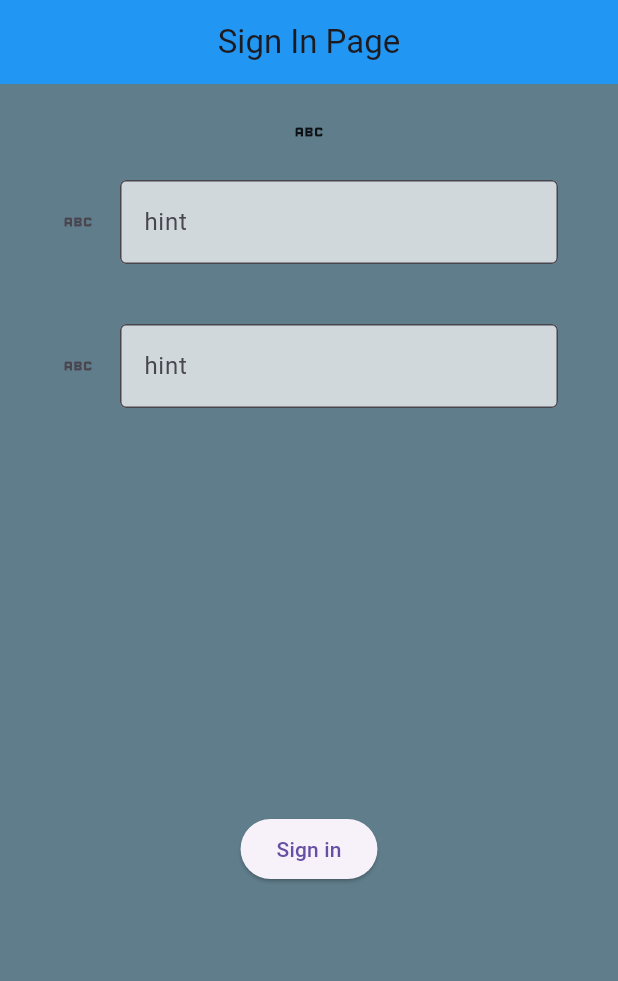
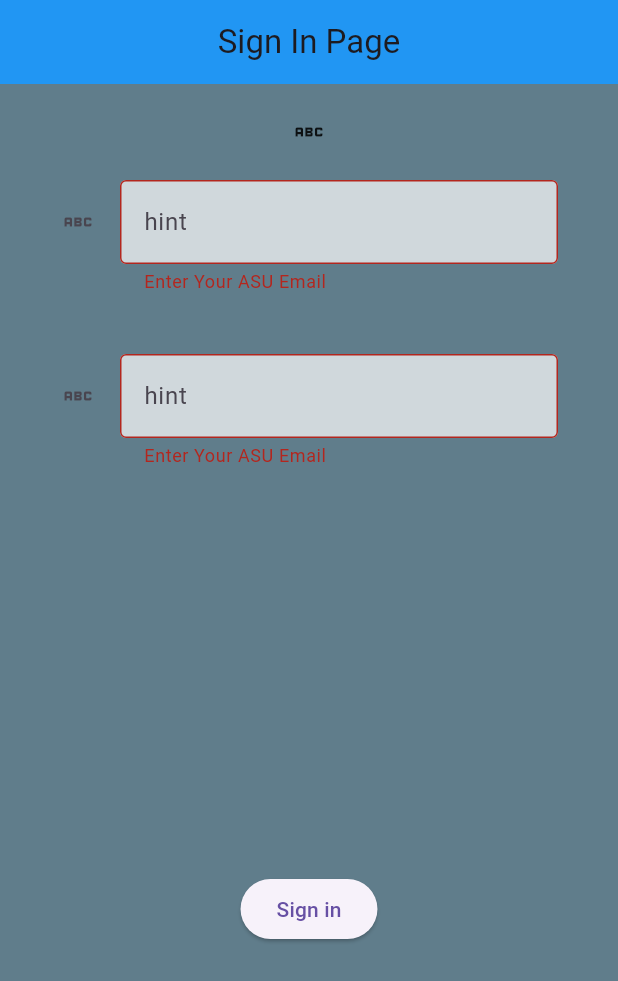
Before and after one commit to mourra950/Mobile_Programming_Final_Project, a Flutter app: the screen it shows after launch, after a tap on "Sign in", on a phone screen of 412 x 824 dp. Shown: the top 981 px of the screen. Run offline on Flutter 3.47's test engine with Material 3 defaults, Android fonts, the phone set to English and light mode, and no system bars; our stand-ins replace firebase_core; accounts and stored records are empty.

Commit message:
Starting on phase 1

```diff
--- /dev/null
+++ b/lib/Signin.dart
@@ -0,0 +1,98 @@
+import 'package:flutter/material.dart';
+
+class Signin extends StatefulWidget {
+  const Signin({super.key});
+
+  @override
+  State<Signin> createState() => _SigninState();
+}
+
+class _SigninState extends State<Signin> {
+  final _formkey = GlobalKey<FormState>();
+  void submit() {
+    final isValid = _formkey.currentState!.validate();
+    if (isValid) {
+      _formkey.currentState!.save();
+    }
+  }
+
+  @override
+  Widget build(BuildContext context) {
+    return Center(
+      child: Scaffold(
+        appBar: AppBar(
+          backgroundColor: Colors.blue,
+          title: const Text("Sign In Page"),
+          centerTitle: true,
+        ),
+        body: Container(
+          color: Colors.blueGrey,
+          child: Padding(
+            padding: EdgeInsets.all(20),
+            child: Center(
+              child: Column(
+                children: [
+                  Icon(Icons.abc),
+                  Form(
+                    key: _formkey,
+                    child: Column(
+                      children: [
+                        Padding(
+                          padding: const EdgeInsets.all(20.0),
+                          child: TextFormField(
+                            validator: (value) {
+                              if (value?.trim().isEmpty == true) {
+                                return ('Enter Your ASU Email');
+                              }
+                              return null;
+                            },
+                            decoration: const InputDecoration(
+                                filled: true,
+                                fillColor: Colors.white70,
+                                border: OutlineInputBorder(),
+                                hintText: "hint",
+                                icon: Icon(Icons.abc)),
+                            onSaved: (value) {
+                              print(value);
+                            },
+                          ),
+                        ),
+                        Padding(
+                          padding: const EdgeInsets.all(20.0),
+                          child: TextFormField(
+                            validator: (value) {
+                              if (value?.trim().isEmpty == true) {
+                                return ('Enter Your ASU Email');
+                              }
+                              return null;
+                            },
+                            decoration: const InputDecoration(
+                                filled: true,
+                                fillColor: Colors.white70,
+                                border: OutlineInputBorder(),
+                                hintText: "hint",
+                                icon: Icon(Icons.abc)),
+                            onSaved: (value) {
+                              print(value);
+                            },
+                          ),
+                        ),
+                        Padding(
+                          padding: const EdgeInsets.fromLTRB(0, 250, 0, 0),
+                          child: ElevatedButton(
+                              onPressed: () {
+                                submit();
+                              }, child: const Text('Sign in')),
+                        )
+                      ],
+                    ),
+                  )
+                ],
+              ),
+            ),
+          ),
+        ),
+      ),
+    );
+  }
+}
--- a/lib/main.dart
+++ b/lib/main.dart
@@ -1,9 +1,15 @@
 import 'package:flutter/material.dart';
 import 'package:untitled/homepage.dart';
-import 'package:untitled/signin.dart';
+import 'package:untitled/Signin.dart';
 import 'package:untitled/signup.dart';
+import 'package:firebase_core/firebase_core.dart';
+import 'firebase_options.dart';
 
-void main() {
+void main() async {
+  WidgetsFlutterBinding.ensureInitialized();
+  await Firebase.initializeApp(
+    options: DefaultFirebaseOptions.currentPlatform,
+  );
   runApp(const MyApp());
 }
 
@@ -12,10 +18,13 @@ class MyApp extends StatelessWidget {
 
   @override
   Widget build(BuildContext context) {
-    return const MaterialApp(
+    return MaterialApp(
       debugShowCheckedModeBanner: false,
       title: "Car Pool",
-      home: signin(),
+      initialRoute: '/Signin',
+      routes: {
+        '/Signin': (context) => Signin(),
+      },
     );
   }
 }
--- a/lib/signin.dart
+++ /dev/null
@@ -1,84 +0,0 @@
-import 'package:flutter/material.dart';
-
-class signin extends StatefulWidget {
-  const signin({super.key});
-
-  @override
-  State<signin> createState() => _signinState();
-}
-
-class _signinState extends State<signin> {
-  TextEditingController con_firstName = TextEditingController();
-  TextEditingController con_secondName = TextEditingController();
-
-  @override
-  Widget build(BuildContext context) {
-    return Scaffold(
-      appBar: AppBar(
-        backgroundColor: Colors.blue,
-        title: Text("Sign In Page"),
-        centerTitle: true,
-      ),
-      body: Container(
-        color: Colors.blueGrey,
-        child: Padding(
-          padding: EdgeInsets.all(20),
-          child: Center(
-            child: Column(
-              children: [
-                Icon(Icons.abc),
-                Form(
-                  child: Column(
-                    children: [
-                      Padding(
-                        padding: const EdgeInsets.all(20.0),
-                        child: TextFormField(
-                          controller: con_firstName,
-                          validator: (value) {
-                            if (value?.trim().isEmpty == false) {
-                              return ('Enter Your ASU Email');
-                            }
-                            return null;
-                          },
-                          decoration: const InputDecoration(
-                              filled: true,
-                              fillColor: Colors.white70,
-                              border: OutlineInputBorder(),
-                              hintText: "hint",
-                              icon: Icon(Icons.abc)),
-                        ),
-                      ),
-                      Padding(
-                        padding: const EdgeInsets.all(20.0),
-                        child: TextFormField(
-                          controller: con_secondName,
-                          validator: (value) {
-                            if (value?.trim().isEmpty == false) {
-                              return ('Enter Your ASU Email');
-                            }
-                            return null;
-                          },
-                          decoration: const InputDecoration(
-                              filled: true,
-                              fillColor: Colors.white70,
-                              border: OutlineInputBorder(),
-                              hintText: "hint",
-                              icon: Icon(Icons.abc)),
-                        ),
-                      ),
-                      Padding(
-                        padding: const EdgeInsets.fromLTRB(0, 250, 0, 0),
-                        child: ElevatedButton(
-                            onPressed: () {}, child: const Text('Sign in')),
-                      )
-                    ],
-                  ),
-                )
-              ],
-            ),
-          ),
-        ),
-      ),
-    );
-  }
-}
--- a/pubspec.yaml
+++ b/pubspec.yaml
@@ -35,6 +35,7 @@ dependencies:
   # The following adds the Cupertino Icons font to your application.
   # Use with the CupertinoIcons class for iOS style icons.
   cupertino_icons: ^1.0.2
+  firebase_core: ^2.24.1
 
 dev_dependencies:
   flutter_test:
@@ -45,7 +46,7 @@ dev_dependencies:
   # activated in the `analysis_options.yaml` file located at the root of your
   # package. See that file for information about deactivating specific lint
   # rules and activating additional ones.
-  flutter_lints: ^2.0.0
+  flutter_lints: ^3.0.1
 
 # For information on the generic Dart part of this file, see the
 # following page: https://dart.dev/tools/pub/pubspec
```
Also changed, not shown: lib/firebase_options.dart (added), pubspec.lock, 4 other files.
